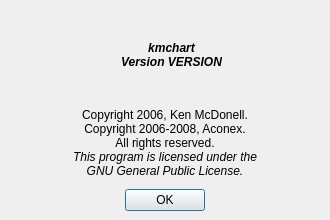
Before: the Qt Designer form src/chart/aboutdialog.ui in performancecopilot/pcp, drawn with Qt 5.
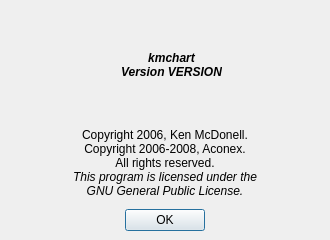
After: the same form once the commit is applied. Icons and pictures are not drawn.

Commit message: Remove hard-coded setting of layout margins. These were inserted by the original version of Qt designer we used and may be contributing to the menu/font oddity (maybe).

Diff of the .ui file:
```diff
--- a/src/chart/aboutdialog.ui
+++ b/src/chart/aboutdialog.ui
@@ -6,19 +6,19 @@
     <x>0</x>
     <y>0</y>
     <width>330</width>
-    <height>220</height>
+    <height>240</height>
    </rect>
   </property>
   <property name="minimumSize" >
    <size>
     <width>330</width>
-    <height>220</height>
+    <height>240</height>
    </size>
   </property>
   <property name="maximumSize" >
    <size>
     <width>330</width>
-    <height>220</height>
+    <height>260</height>
    </size>
   </property>
   <property name="windowTitle" >
@@ -205,7 +205,6 @@
    </item>
   </layout>
  </widget>
- <layoutdefault spacing="6" margin="11" />
  <resources>
   <include location="kmchart.qrc" />
  </resources>
```
The commit also changes 12 other files.
